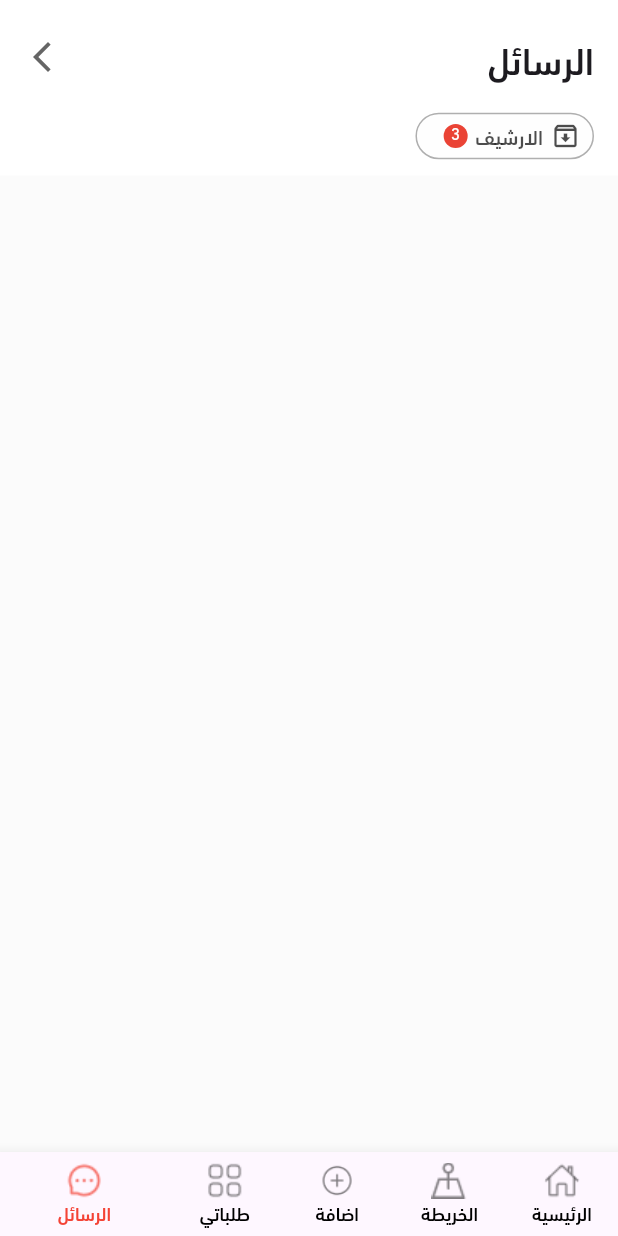
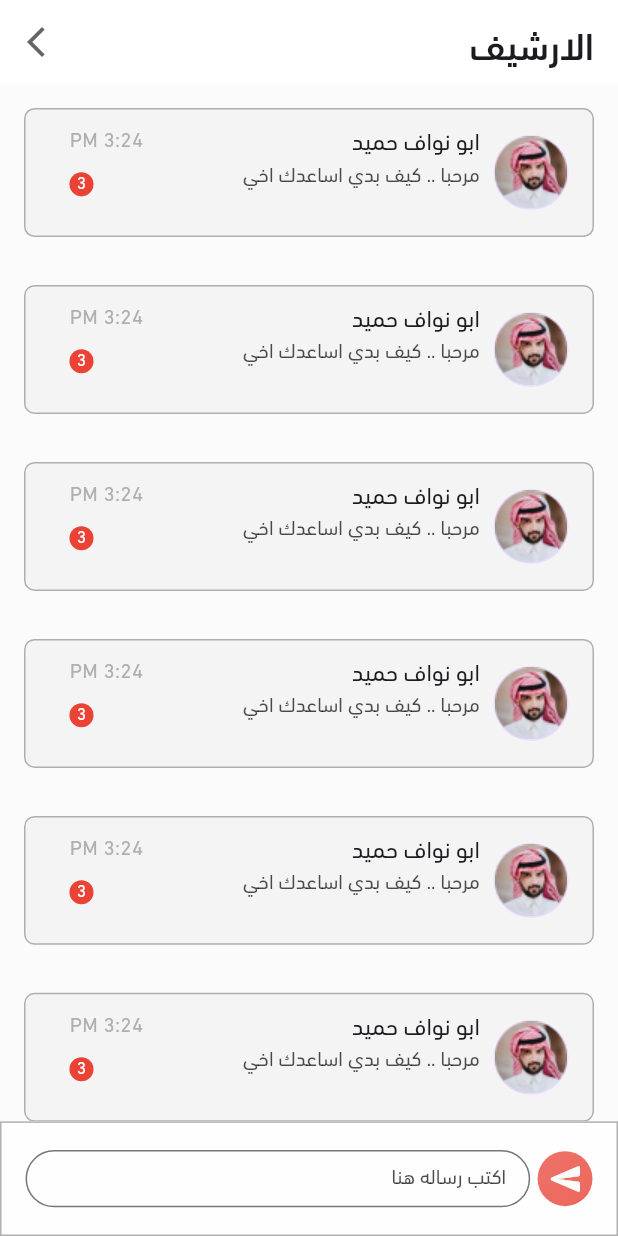
Before and after one commit to basmalahesham/broker, a Flutter app: the screen it shows after launch, item 5 of the bottom bar chosen, after a tap on "الارشيف", on a phone screen of 412 x 824 dp. Run offline on Flutter 3.47's test engine with Material 3 defaults, Android fonts, the phone set to English and light mode, and no system bars; our stand-ins replace carousel_slider, device_preview, dots_indicator, flutter_screenutil.

Commit message:
create archive_view.dart & custom_list_view.dart & custom_message.dart & send_message.dart

```diff
--- a/lib/features/home/presentation/views/widgets/custom_app-bar_home_view.dart
+++ b/lib/features/home/presentation/views/widgets/custom_app-bar_home_view.dart
@@ -10,7 +10,7 @@ class CustomAppBarHomeView extends StatelessWidget {
   @override
   Widget build(BuildContext context) {
     return Container(
-      padding: EdgeInsets.only(
+      padding: const EdgeInsets.only(
         left: 16,
         right: 16,
         bottom: 16,
@@ -18,7 +18,7 @@ class CustomAppBarHomeView extends StatelessWidget {
       ),
       width: 375.w,
       height: 96.h,
-      decoration: BoxDecoration(
+      decoration: const BoxDecoration(
         color: Color(0xFF332620),
       ),
       child: Row(
--- /dev/null
+++ b/lib/features/messages/presentation/views/archive_view.dart
@@ -0,0 +1,40 @@
+import 'package:broker/core/utils/styles.dart';
+import 'package:broker/features/messages/presentation/views/widgets/custom_list_view.dart';
+import 'package:broker/features/messages/presentation/views/widgets/send_message.dart';
+import 'package:flutter/material.dart';
+
+class ArchiveView extends StatelessWidget {
+  const ArchiveView({super.key});
+  static const String routeName = 'archive';
+
+  @override
+  Widget build(BuildContext context) {
+    return Scaffold(
+      appBar: AppBar(
+        backgroundColor: Colors.white,
+        automaticallyImplyLeading: false,
+        title: Text(
+          'الارشيف',
+          style: Styles.textStyle22,
+        ),
+        actions: [
+          IconButton(
+            onPressed: () {
+              Navigator.pop(context);
+            },
+            icon: const Icon(
+              Icons.arrow_forward_ios,
+              color: Color(0xFF656565),
+            ),
+          ),
+        ],
+      ),
+      body: const Column(
+        children: [
+          CustomListView(),
+          SendMessage(),
+        ],
+      ),
+    );
+  }
+}
--- a/lib/features/messages/presentation/views/message_view.dart
+++ b/lib/features/messages/presentation/views/message_view.dart
@@ -6,6 +6,6 @@ class MessageView extends StatelessWidget {
 
   @override
   Widget build(BuildContext context) {
-    return MessageViewBody();
+    return const MessageViewBody();
   }
 }
--- a/lib/features/messages/presentation/views/widgets/custom_app_bar_message_view.dart
+++ b/lib/features/messages/presentation/views/widgets/custom_app_bar_message_view.dart
@@ -1,4 +1,5 @@
 import 'package:broker/core/utils/styles.dart';
+import 'package:broker/features/messages/presentation/views/archive_view.dart';
 import 'package:broker/features/messages/presentation/views/widgets/custom_badge.dart';
 import 'package:flutter/material.dart';
 import 'package:flutter_screenutil/flutter_screenutil.dart';
@@ -40,7 +41,9 @@ class CustomAppBarMessageView extends StatelessWidget {
               height: 16.h,
             ),
             InkWell(
-              onTap: (){},
+              onTap: (){
+                Navigator.pushNamed(context, ArchiveView.routeName);
+              },
               child: Container(
                 width: 104.w,
                 height: 26.h,
--- /dev/null
+++ b/lib/features/messages/presentation/views/widgets/custom_list_view.dart
@@ -0,0 +1,22 @@
+import 'package:broker/features/messages/presentation/views/widgets/custom_message.dart';
+import 'package:flutter/material.dart';
+
+class CustomListView extends StatelessWidget {
+  const CustomListView({
+    super.key,
+  });
+
+  @override
+  Widget build(BuildContext context) {
+    return Expanded(
+      child: ListView.builder(
+        padding: EdgeInsets.zero,
+        itemCount: 10,
+        itemBuilder: (context, index) => const Padding(
+          padding: EdgeInsets.all(16.0),
+          child: CustomMessage(),
+        ),
+      ),
+    );
+  }
+}
--- /dev/null
+++ b/lib/features/messages/presentation/views/widgets/custom_message.dart
@@ -0,0 +1,79 @@
+import 'package:broker/core/utils/styles.dart';
+import 'package:broker/features/messages/presentation/views/widgets/custom_badge.dart';
+import 'package:flutter/material.dart';
+import 'package:flutter_screenutil/flutter_screenutil.dart';
+
+class CustomMessage extends StatelessWidget {
+  const CustomMessage({
+    super.key,
+  });
+
+  @override
+  Widget build(BuildContext context) {
+    return Container(
+      width: 343.w,
+      height: 72.h,
+      decoration: BoxDecoration(
+        color: const Color(0xFFF4F4F4),
+        borderRadius: BorderRadius.circular(7),
+        border: Border.all(
+          color: const Color(0xFFAFAFAF),
+        ),
+      ),
+      child: Padding(
+        padding: const EdgeInsets.symmetric(
+          vertical: 12.0,
+          horizontal: 16,
+        ),
+        child: Row(
+          children: [
+            CircleAvatar(
+              radius: 25,
+              child: Image.asset('assets/images/Ellipse 2.png'),
+            ),
+            SizedBox(
+              width: 8.w,
+            ),
+            Column(
+              crossAxisAlignment: CrossAxisAlignment.start,
+              children: [
+                Text(
+                  'ابو نواف حميد',
+                  style: Styles.textStyle14.copyWith(
+                    fontWeight: FontWeight.w400,
+                  ),
+                ),
+                Text(
+                  'مرحبا .. كيف بدي اساعدك اخي',
+                  style: Styles.textStyle12.copyWith(
+                    fontWeight: FontWeight.w300,
+                    color: Colors.black.withOpacity(0.7),
+                  ),
+                ),
+              ],
+            ),
+            SizedBox(
+              width: 58.w,
+            ),
+            Column(
+              crossAxisAlignment: CrossAxisAlignment.end,
+              children: [
+                Text(
+                  '3:24 PM',
+                  style: Styles.textStyle12.copyWith(
+                    fontWeight: FontWeight.w400,
+                    color: const Color(0xFFAFAFAF),
+                  ),
+                ),
+                SizedBox(
+                  height: 8.h,
+                ),
+                const CustomBadge(),
+              ],
+            ),
+          ],
+        ),
+      ),
+    );
+  }
+}
--- a/lib/features/messages/presentation/views/widgets/message_view_body.dart
+++ b/lib/features/messages/presentation/views/widgets/message_view_body.dart
@@ -1,4 +1,6 @@
 import 'package:broker/features/messages/presentation/views/widgets/custom_app_bar_message_view.dart';
+import 'package:broker/features/messages/presentation/views/widgets/custom_list_view.dart';
+import 'package:broker/features/messages/presentation/views/widgets/send_message.dart';
 import 'package:flutter/material.dart';
 
 class MessageViewBody extends StatelessWidget {
@@ -8,6 +10,12 @@ class MessageViewBody extends StatelessWidget {
 
   @override
   Widget build(BuildContext context) {
-    return const CustomAppBarMessageView();
+    return const Column(
+      children: [
+        CustomAppBarMessageView(),
+        CustomListView(),
+        SendMessage(),
+      ],
+    );
   }
 }
--- /dev/null
+++ b/lib/features/messages/presentation/views/widgets/send_message.dart
@@ -0,0 +1,77 @@
+import 'package:broker/core/utils/styles.dart';
+import 'package:flutter/material.dart';
+import 'package:flutter_screenutil/flutter_screenutil.dart';
+
+class SendMessage extends StatelessWidget {
+  const SendMessage({
+    super.key,
+  });
+
+  @override
+  Widget build(BuildContext context) {
+    return Container(
+      width: 375.w,
+      height: 64.h,
+      decoration: BoxDecoration(
+        color: const Color(0xFFFEFEFE),
+        border: Border.all(
+          color: const Color(0xFFAFAFAF),
+        ),
+      ),
+      child: Padding(
+        padding: const EdgeInsets.all(16),
+        child: Row(
+          mainAxisAlignment: MainAxisAlignment.spaceBetween,
+          children: [
+            Container(
+              height: 32.h,
+              width: 32.w,
+              decoration: BoxDecoration(
+                shape: BoxShape.circle,
+                gradient: LinearGradient(
+                  colors: [
+                    const Color(0xFFE84336).withOpacity(0.75),
+                    const Color(0xFFE84336).withOpacity(0.7963),
+                    const Color(0xFFE84336).withOpacity(0.8659),
+                    const Color(0xFFE84336).withOpacity(0.9335),
+                    const Color(0xFFE84336).withOpacity(1.0),
+                  ],
+                  stops: const [0.0, 0.7963, 0.8659, 0.9335, 1.0],
+                  begin: Alignment.topLeft,
+                  end: Alignment.bottomRight,
+                ),
+              ),
+              child: const Align(
+                alignment: Alignment.center,
+                child: Icon(
+                  Icons.send_rounded,
+                  color: Color(0xFFFBFBFB),
+                ),
+              ),
+            ),
+            SizedBox(
+              width: 294.w,
+              height: 32.h,
+              child: TextField(
+                decoration: InputDecoration(
+                  hintText: 'اكتب رساله هنا ',
+                  hintStyle: Styles.textStyle12.copyWith(
+                    fontWeight: FontWeight.w300,
+                    color: Colors.black.withOpacity(0.7),
+                  ),
+                  fillColor: const Color(0xFFFEFEFF),
+                  border: OutlineInputBorder(
+                    borderRadius: BorderRadius.circular(40),
+                    borderSide: const BorderSide(
+                      color: Color(0xFFAFAFAF),
+                    ),
+                  ),
+                ),
+              ),
+            ),
+          ],
+        ),
+      ),
+    );
+  }
+}
--- a/lib/main.dart
+++ b/lib/main.dart
@@ -1,5 +1,6 @@
 import 'package:broker/constants.dart';
 import 'package:broker/features/layout/home_layout.dart';
+import 'package:broker/features/messages/presentation/views/archive_view.dart';
 import 'package:broker/features/splash/presentation/views/splash_view1.dart';
 import 'package:broker/features/splash/presentation/views/splash_view2.dart';
 import 'package:device_preview/device_preview.dart';
@@ -43,7 +44,8 @@ class MyApp extends StatelessWidget {
       routes: {
         SplashView1.routeName: (context) => const SplashView1(),
         SplashView2.routeName: (context) => const SplashView2(),
-        HomeLayout.routeName: (context) => HomeLayout(),
+        HomeLayout.routeName: (context) => const HomeLayout(),
+        ArchiveView.routeName: (context) => const ArchiveView(),
       },
     );
   }
```
Also changed, not shown: assets/images/Ellipse 2.png (added).
